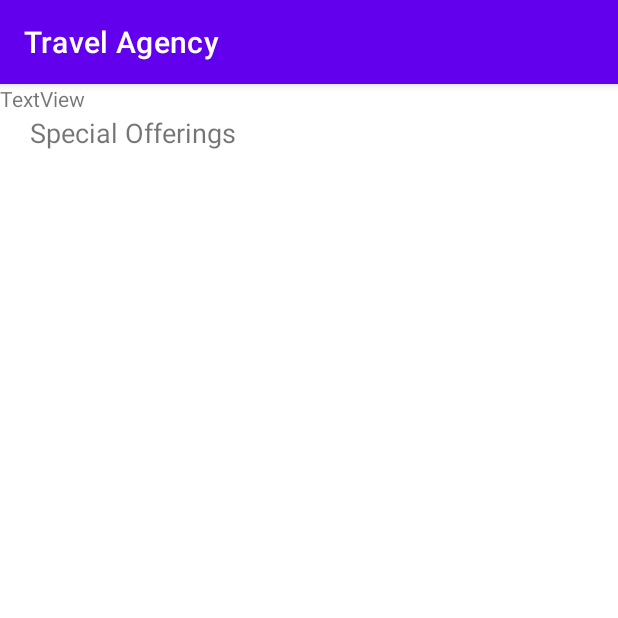
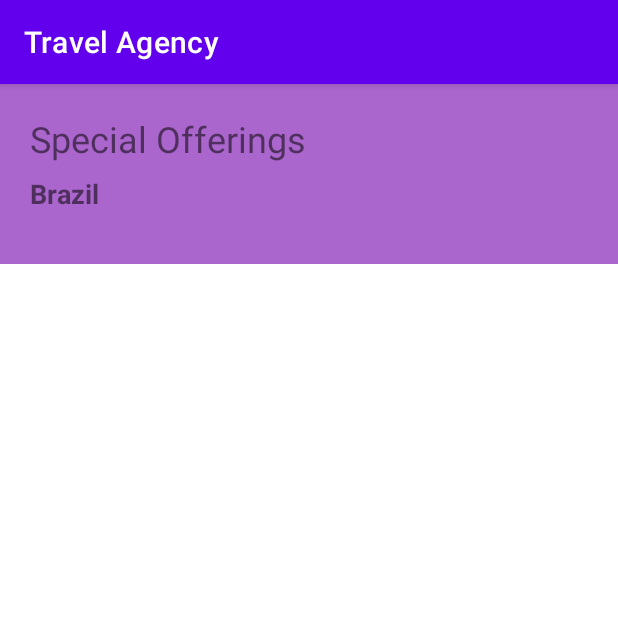
Before and after one commit to zbkllz/alura--travel-agency, an Android app: the screen it shows after launch (TravelPackagesActivity), on a phone screen of 412 x 824 dp, the top half of it. Run offline under Robolectric (Android 15) with nearby library versions, the phone set to English and light mode, and no system bars.

Commit message:
:lipstick: head title and listview shortcut

```diff
--- a/app/src/main/res/layout/activity_travel_packages.xml
+++ b/app/src/main/res/layout/activity_travel_packages.xml
@@ -6,13 +6,24 @@
     android:layout_height="match_parent"
     tools:context="com.alura.travelagency.ui.activity.TravelPackagesActivity">
 
+    <ImageView
+        android:id="@+id/imageView"
+        android:layout_width="0dp"
+        android:layout_height="120dp"
+        android:background="@android:color/holo_purple"
+        app:layout_constraintBottom_toBottomOf="parent"
+        app:layout_constraintEnd_toEndOf="parent"
+        app:layout_constraintStart_toStartOf="parent"
+        app:layout_constraintTop_toTopOf="parent"
+        app:layout_constraintVertical_bias="0.0" />
+
     <TextView
         android:id="@+id/textView"
         android:layout_width="wrap_content"
         android:layout_height="wrap_content"
         android:layout_margin="20dp"
         android:text="Special Offerings"
-        android:textSize="18sp"
+        android:textSize="24sp"
         app:layout_constraintBottom_toBottomOf="parent"
         app:layout_constraintEnd_toEndOf="parent"
         app:layout_constraintHorizontal_bias="0.0"
@@ -24,8 +35,19 @@
         android:id="@+id/textView2"
         android:layout_width="wrap_content"
         android:layout_height="wrap_content"
-        android:text="TextView"
-        tools:layout_editor_absoluteX="61dp"
-        tools:layout_editor_absoluteY="159dp"
-        tools:ignore="MissingConstraints" />
+        android:layout_marginTop="8dp"
+        android:text="Brazil"
+        android:textStyle="bold"
+        android:textSize="18sp"
+        app:layout_constraintStart_toStartOf="@+id/textView"
+        app:layout_constraintTop_toBottomOf="@+id/textView" />
+
+    <ListView
+        android:layout_width="0dp"
+        android:layout_height="0dp"
+        app:layout_constraintStart_toStartOf="parent"
+        app:layout_constraintEnd_toEndOf="parent"
+        app:layout_constraintTop_toBottomOf="@id/imageView"
+        app:layout_constraintBottom_toBottomOf="parent"/>
+
 </androidx.constraintlayout.widget.ConstraintLayout>
```
